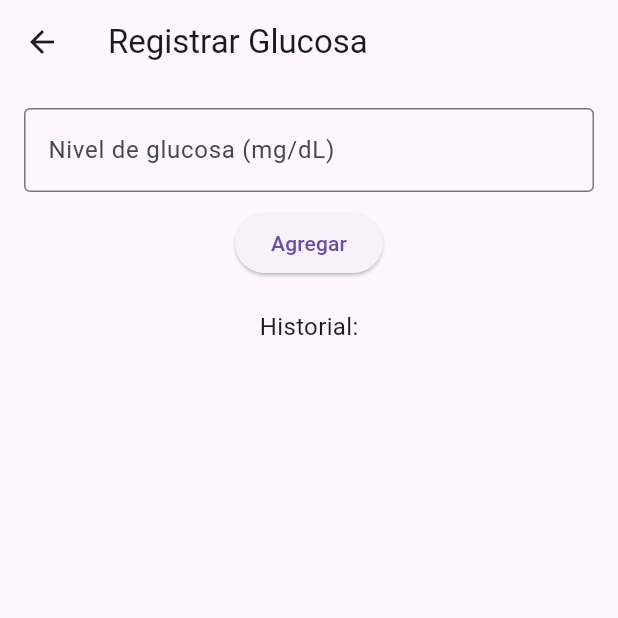
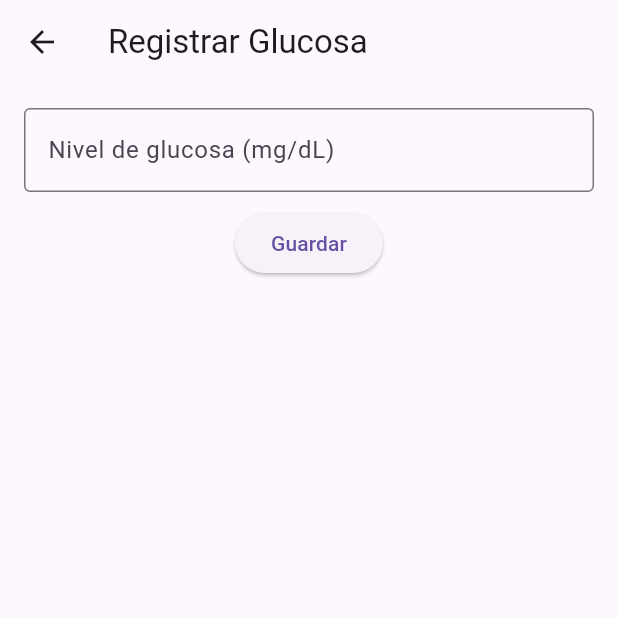
Before and after one commit to rodrigo0369/App-para-diab-ticos, a Flutter app: the screen it shows after launch, after a tap on "Registrar Glucosa", on a phone screen of 412 x 824 dp, the top half of it. Run offline on Flutter 3.47's test engine with Material 3 defaults, Android fonts, the phone set to English and light mode, and no system bars; our stand-ins replace flutter_local_notifications, shared_preferences; generated files the repository leaves out were written again.

Commit message:
Update glucose_screen.dart

```diff
--- a/lib/screens/glucose_screen.dart
+++ b/lib/screens/glucose_screen.dart
@@ -1,77 +1,129 @@
 import 'package:flutter/material.dart';
-import '../services/glucose_service.dart';
+import 'package:shared_preferences/shared_preferences.dart';
+import 'dart:convert';
 
 class GlucoseScreen extends StatefulWidget {
-  const GlucoseScreen({Key? key}) : super(key: key);
-
   @override
-  State<GlucoseScreen> createState() => _GlucoseScreenState();
+  _GlucoseScreenState createState() => _GlucoseScreenState();
 }
 
 class _GlucoseScreenState extends State<GlucoseScreen> {
   final TextEditingController _controller = TextEditingController();
-  List<int> history = [];
+  List<Map<String, dynamic>> _glucoseHistory = [];
+  String? _alertMessage;
 
   @override
   void initState() {
     super.initState();
-    loadHistory();
+    _loadGlucoseHistory();
   }
 
-  void loadHistory() async {
-    final data = await GlucoseService().getGlucoseHistory();
-    setState(() {
-      history = data;
-    });
-  }
-
-  void addGlucose() async {
-    final value = int.tryParse(_controller.text);
-    if (value != null) {
-      await GlucoseService().addGlucose(value);
-      _controller.clear();
-      loadHistory();
+  void _loadGlucoseHistory() async {
+    final prefs = await SharedPreferences.getInstance();
+    final String? data = prefs.getString('glucose_history');
+    if (data != null) {
+      setState(() {
+        _glucoseHistory = List<Map<String, dynamic>>.from(json.decode(data));
+      });
     }
   }
 
-  void deleteGlucose(int index) async {
-    await GlucoseService().deleteGlucoseAt(index);
-    loadHistory();
+  void _saveGlucoseHistory() async {
+    final prefs = await SharedPreferences.getInstance();
+    await prefs.setString('glucose_history', json.encode(_glucoseHistory));
+  }
+
+  void _addGlucoseReading() {
+    final String text = _controller.text;
+    if (text.isNotEmpty) {
+      final int value = int.tryParse(text) ?? 0;
+      final reading = {
+        'value': value,
+        'timestamp': DateTime.now().toIso8601String(),
+      };
+      setState(() {
+        _glucoseHistory.insert(0, reading);
+        _controller.clear();
+        _checkAlert(value);
+      });
+      _saveGlucoseHistory();
+    }
+  }
+
+  void _checkAlert(int value) {
+    if (value < 70) {
+      _alertMessage = '¡Glucosa muy baja!';
+    } else if (value > 180) {
+      _alertMessage = '¡Glucosa muy alta!';
+    } else {
+      _alertMessage = null;
+    }
+  }
+
+  void _removeReading(int index) {
+    setState(() {
+      _glucoseHistory.removeAt(index);
+    });
+    _saveGlucoseHistory();
+  }
+
+  void _dismissAlert() {
+    setState(() {
+      _alertMessage = null;
+    });
   }
 
   @override
   Widget build(BuildContext context) {
     return Scaffold(
-      appBar: AppBar(title: const Text('Registrar Glucosa')),
+      appBar: AppBar(title: Text('Registrar Glucosa')),
       body: Padding(
         padding: const EdgeInsets.all(16.0),
         child: Column(
           children: [
+            if (_alertMessage != null)
+              Container(
+                color: Colors.red[100],
+                padding: EdgeInsets.all(10),
+                margin: EdgeInsets.only(bottom: 10),
+                child: Row(
+                  mainAxisAlignment: MainAxisAlignment.spaceBetween,
+                  children: [
+                    Expanded(child: Text(_alertMessage!, style: TextStyle(color: Colors.red))),
+                    IconButton(
+                      icon: Icon(Icons.close, color: Colors.red),
+                      onPressed: _dismissAlert,
+                    ),
+                  ],
+                ),
+              ),
             TextField(
               controller: _controller,
               keyboardType: TextInputType.number,
-              decoration: const InputDecoration(
+              decoration: InputDecoration(
                 labelText: 'Nivel de glucosa (mg/dL)',
                 border: OutlineInputBorder(),
               ),
             ),
-            const SizedBox(height: 10),
+            SizedBox(height: 10),
             ElevatedButton(
-              onPressed: addGlucose,
-              child: const Text('Agregar'),
+              onPressed: _addGlucoseReading,
+              child: Text('Guardar'),
             ),
-            const SizedBox(height: 20),
-            const Text('Historial:', style: TextStyle(fontSize: 16)),
+            SizedBox(height: 20),
             Expanded(
               child: ListView.builder(
-                itemCount: history.length,
+                itemCount: _glucoseHistory.length,
                 itemBuilder: (context, index) {
-                  final value = history[index];
+                  final reading = _glucoseHistory[index];
+                  final value = reading['value'];
+                  final timestamp = DateTime.parse(reading['timestamp']);
                   return ListTile(
-                    title: Text('$value mg/dL'),
+                    title: Text('Glucosa: $value mg/dL'),
+                    subtitle: Text('Registrado: ${timestamp.toLocal()}'),
                     trailing: IconButton(
-                      icon: const Icon(Icons.delete),
-                      onPressed: () => deleteGlucose(index),
+                      icon: Icon(Icons.delete),
+                      onPressed: () => _removeReading(index),
                     ),
                   );
                 },
```
